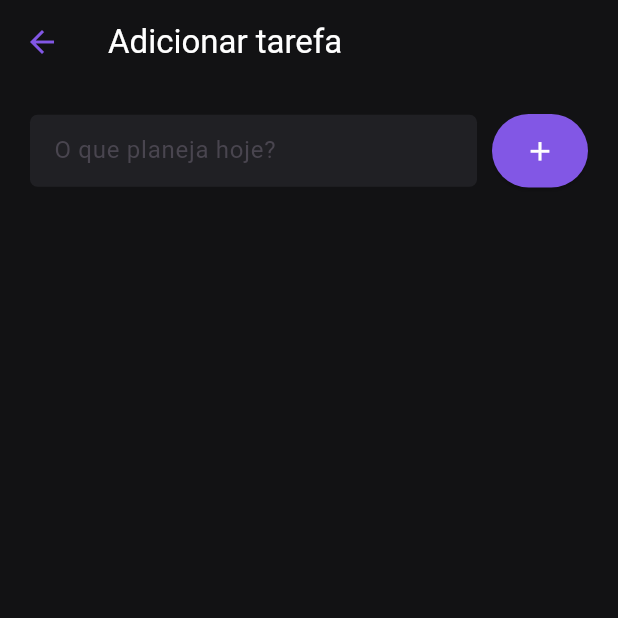
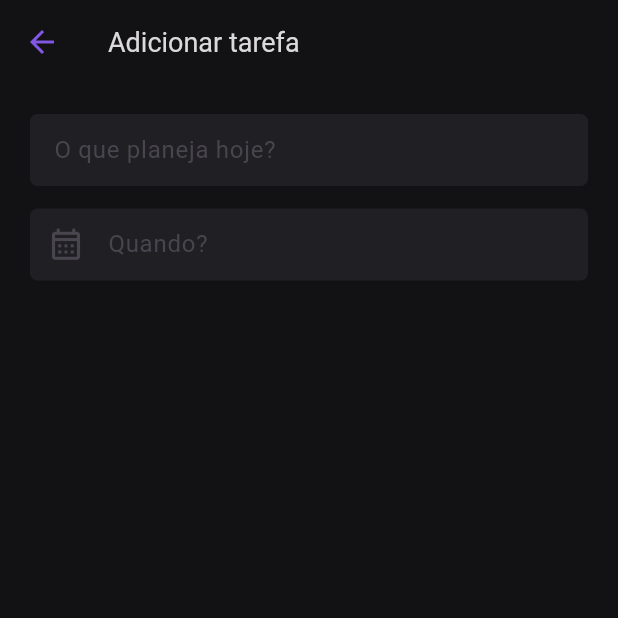
Before and after one commit to josedeneto/todo_app, a Flutter app: the AddTodoPage screen opened by its route, on a phone screen of 412 x 824 dp, the top half of it. Run offline on Flutter 3.47's test engine with Material 2 defaults, Android fonts, the phone set to English and light mode, and no system bars.

Commit message:
adicionei prefix icon e funcionalidade de mostrar o botão adicionar se o campo estiver preenchido

```diff
--- a/lib/app/pages/add_todo/add_todo_page.dart
+++ b/lib/app/pages/add_todo/add_todo_page.dart
@@ -1,3 +1,4 @@
+import 'package:app_todo/app/utils/helpers/navigators_extension.dart';
 import 'package:app_todo/app/utils/helpers/todo_validators.dart';
 import 'package:app_todo/app/utils/widgets/app_bar_widget.dart';
 import 'package:flutter/material.dart';
@@ -12,18 +13,22 @@ class AddTodoPage extends StatefulWidget {
   State<AddTodoPage> createState() => _AddTodoPageState();
 }
 
-class _AddTodoPageState extends State<AddTodoPage> with Validator, MessageValidator {
+class _AddTodoPageState extends State<AddTodoPage>
+    with Validator, MessageValidator {
   late TextEditingController todoController;
+  late TextEditingController dateController;
   final _formKey = GlobalKey<FormState>();
   @override
   void initState() {
     todoController = TextEditingController();
+    dateController = TextEditingController();
     super.initState();
   }
 
   @override
   void dispose() {
     todoController.dispose();
+    dateController.dispose();
     super.dispose();
   }
 
@@ -44,11 +49,10 @@ class _AddTodoPageState extends State<AddTodoPage> with Validator, MessageValida
           key: _formKey,
           child: Column(
             mainAxisSize: MainAxisSize.min,
+            crossAxisAlignment: CrossAxisAlignment.stretch,
             children: [
-              Row(
-                children: [
-                  Expanded(
-                    child: TextFormField(
+              TextFormField(
+                controller: todoController,
                 style: const TextStyle(color: AppColor.white),
                 validator: validatorTodo,
                 cursorColor: AppColor.secondary,
@@ -61,27 +65,51 @@ class _AddTodoPageState extends State<AddTodoPage> with Validator, MessageValida
                   });
                 },
               ),
+              const SizedBox(
+                height: 15,
               ),
-                  const SizedBox(width: 10),
-                  ElevatedButton(
-                    onPressed: () {
-                      final valid = _formKey.currentState!.validate();
-                      if (valid) {
-                        messageValidator();
-                        Navigator.pop(context, todoController.text);
-                      }
-                    },
-                    child: const Icon(
-                      Icons.add,
-                      size: 21,
+              TextFormField(
+                readOnly: true,
+
+                style: const TextStyle(color: AppColor.white),
+                cursorColor: AppColor.secondary,
+                decoration: const InputDecoration(
+                  hintText: 'Quando?',
+                  prefixIcon: Icon(
+                    Icons.calendar_month_outlined,
+                    size: 25,
                   ),
                 ),
-                ],
+                onChanged: (value) {
+                  setState(() {
+                    todoController.text = value;
+                  });
+                },
+              ),
+              const SizedBox(
+                height: 15,
               ),
             ],
           ),
         ),
       ),
+      floatingActionButton: todoController.text.isEmpty
+          ? null
+          : FloatingActionButton(
+              onPressed: () {
+                final valid = _formKey.currentState!.validate();
+                if (valid) {
+                  messageValidator();
+                  context.pop(
+                    const AddTodoPage(),
+                    todoController.text,
+                  );
+                }
+              },
+              child: const Icon(
+                Icons.check,
+              ),
+            ),
     );
   }
 }
--- a/lib/app/utils/theme/app_theme.dart
+++ b/lib/app/utils/theme/app_theme.dart
@@ -1,6 +1,7 @@
 import 'package:app_todo/app/utils/colors/app_color.dart';
 import 'package:app_todo/app/utils/style/app_typography.dart';
 import 'package:flutter/material.dart';
+import 'package:flutter/services.dart';
 
 import '../style/app_style.dart';
 
@@ -43,25 +44,29 @@ class AppTheme {
           border: AppStyle.defaultBorder,
           focusedBorder: AppStyle.focusedBorder,
         ),
-        appBarTheme: const AppBarTheme(
-          iconTheme: IconThemeData(
+        appBarTheme: AppBarTheme(
+          foregroundColor: AppColor.white,
+          titleTextStyle: AppTypography.normal!.copyWith(fontSize: 18),
+          systemOverlayStyle: const SystemUiOverlayStyle(
+            statusBarColor: Colors.transparent,
+          ),
+          iconTheme: const IconThemeData(
             color: AppColor.secondary,
           ),
-          color: AppColor.background,
+          backgroundColor: Colors.transparent,
           elevation: 0,
         ),
         floatingActionButtonTheme: const FloatingActionButtonThemeData(
-          disabledElevation:0,
+          disabledElevation: 0,
           backgroundColor: AppColor.secondary,
           elevation: 0,
           foregroundColor: AppColor.white,
         ),
         elevatedButtonTheme: ElevatedButtonThemeData(
           style: ElevatedButton.styleFrom(
-            padding: const EdgeInsets.all(14),
-            backgroundColor: AppColor.secondary,
-            foregroundColor: AppColor.white
-          ),
+              padding: const EdgeInsets.all(14),
+              backgroundColor: AppColor.secondary,
+              foregroundColor: AppColor.white),
         ),
         dividerTheme: const DividerThemeData(
           thickness: 1,
--- a/lib/app/utils/widgets/app_bar_widget.dart
+++ b/lib/app/utils/widgets/app_bar_widget.dart
@@ -1,16 +1,14 @@
-import 'package:app_todo/app/utils/colors/app_color.dart';
 import 'package:flutter/material.dart';
-import 'package:flutter/services.dart';
 
 class AppBarWidget extends AppBar {
   final bool implyLeading;
 
-  AppBarWidget({super.key, required super.title, this.implyLeading = true, super.actions})
+  AppBarWidget(
+      {super.key,
+      required super.title,
+      this.implyLeading = true,
+      super.actions})
       : super(
           automaticallyImplyLeading: implyLeading,
-          foregroundColor: AppColor.white,
-          systemOverlayStyle: const SystemUiOverlayStyle(
-            statusBarColor: Colors.transparent,
-          ),
         );
 }
```
Lines whose indentation alone changed are shown as unchanged.
